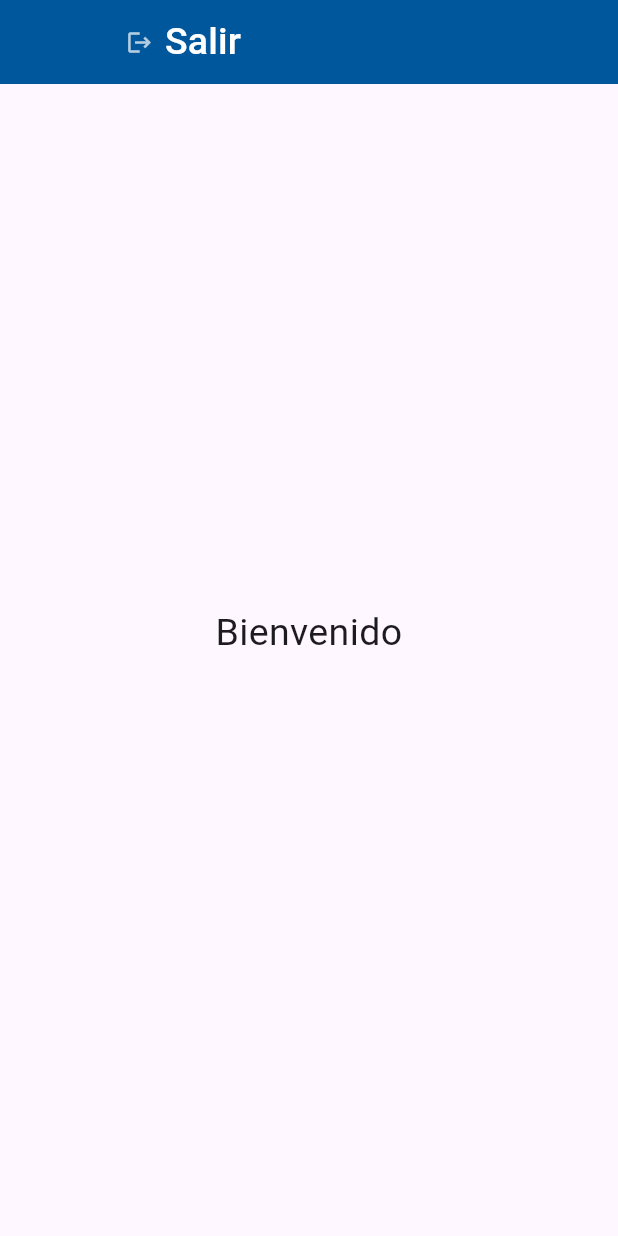
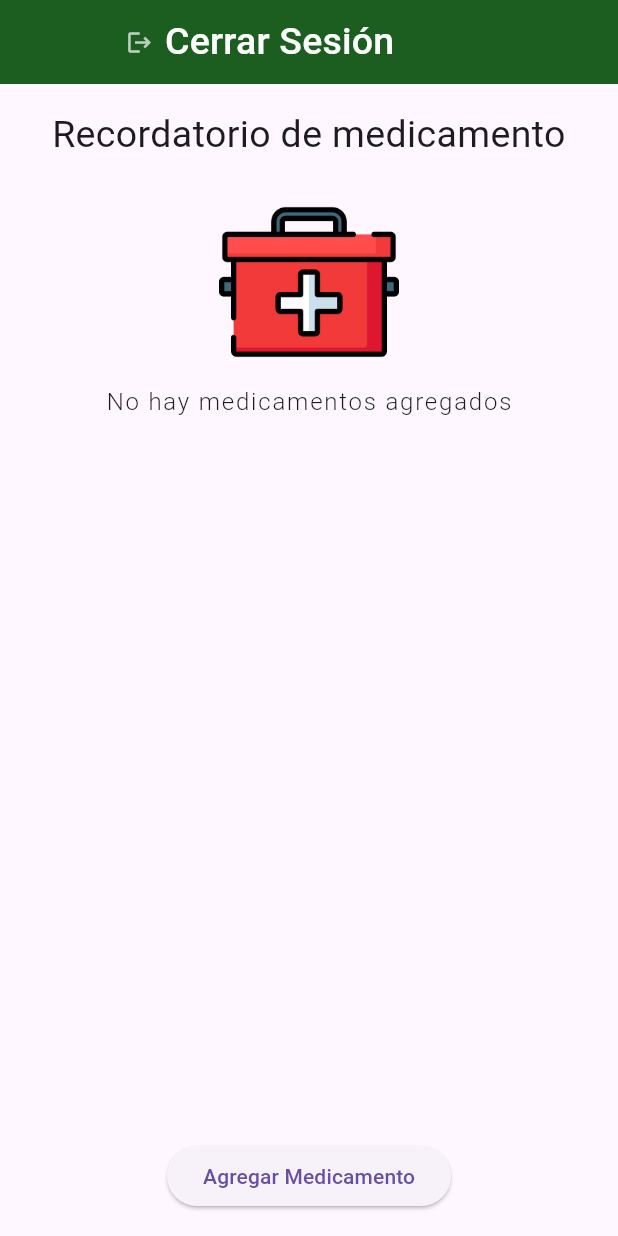
Before and after one commit to DilanQuimbia/App_movil-medicine_reminder, a Flutter app: the screen it shows once a user with an empty profile is signed in, on a phone screen of 412 x 824 dp. Run offline on Flutter 3.47's test engine with Material 3 defaults, Android fonts, the phone set to English and light mode, and no system bars; our stand-ins replace cloud_firestore, device_info_plus, firebase_auth, firebase_core, flutter_local_notifications, permission_handler and 1 more; accounts and stored records are empty; network calls fail.

Commit message:
Notificaciones activadas; Listar y agregar medicamentos

```diff
--- a/lib/main.dart
+++ b/lib/main.dart
@@ -1,3 +1,6 @@
+import 'dart:io';
+
+import 'package:device_info_plus/device_info_plus.dart';
 import 'package:firebase_auth/firebase_auth.dart';
 import 'package:flutter/material.dart';
 import 'package:firebase_core/firebase_core.dart';
@@ -5,11 +8,32 @@ import 'package:medicine_reminder/screens/login_screen.dart';
 import 'package:medicine_reminder/screens/register_screen.dart';
 import 'package:medicine_reminder/screens/home_screen.dart';
 import 'package:medicine_reminder/services/auth_service.dart';
+import 'package:medicine_reminder/screens/add_medicine_screen.dart';
+import 'package:medicine_reminder/services/notifications_service.dart';
+import 'package:permission_handler/permission_handler.dart';
+import 'package:timezone/data/latest.dart' as tz;
 
 void main() async {
-  // Configuración Firebase
   WidgetsFlutterBinding.ensureInitialized();
+  // Inicialización de BDD de zonas horarias
+  tz.initializeTimeZones();
+
+  // Solicitar permiso para enviar notificaciones
+  if (Platform.isAndroid) {
+    final androidInfo = await DeviceInfoPlugin().androidInfo;
+    if (androidInfo.version.sdkInt >= 31) {
+      final isPermissionGranted = await Permission.notification.isGranted;
+      if (!isPermissionGranted) {
+        await Permission.notification.request();
+      }
+    }
+  }
+  // Inicializa las notificaciones
+  await NotificacionesService.inicializar();
+
+  // Inicializa Firebase
   await Firebase.initializeApp();
+
   runApp(MyApp());
 }
 
@@ -21,8 +45,9 @@ class MyApp extends StatelessWidget {
       //  initialRoute: '/login'
       routes: {
         '/login': (context) => const LoginScreen(),
-        '/register': (context) => RegisterScreen(),
+        '/register': (context) => const RegisterScreen(),
         '/home': (context) => HomeScreen(),
+        '/add_medicine': (context) => AddMedicineScreen(),
       },
       // Verifica si existe un usuario autenticado
       home: StreamBuilder<User?>(
--- /dev/null
+++ b/lib/models/medicine_model.dart
@@ -0,0 +1,41 @@
+import 'package:cloud_firestore/cloud_firestore.dart';
+
+class Medicamento {
+  String id;
+  String nombre;
+  DateTime fechaInicio;
+  DateTime hora;
+  int frecuenciaHoras;
+  DateTime fechaFin;
+
+  Medicamento({
+    required this.id,
+    required this.nombre,
+    required this.fechaInicio,
+    required this.hora,
+    required this.fechaFin,
+    required this.frecuenciaHoras,
+  });
+
+  Map<String, dynamic> toMap() {
+    return {
+      'id': id,
+      'nombre': nombre,
+      'fechaInicio': fechaInicio,
+      'hora': hora.toIso8601String(),
+      'fechaFin': fechaFin,
+      'frecuenciaHoras': frecuenciaHoras,
+    };
+  }
+
+  factory Medicamento.fromMap(Map<String, dynamic> map) {
+    return Medicamento(
+      id: map['id'],
+      nombre: map['nombre'],
+      fechaInicio: (map['fechaInicio'] as Timestamp).toDate(), // Se convierte de String a DateTime usando DateTime.parse
+      hora: DateTime.parse(map['hora']),
+      fechaFin: (map['fechaFin'] as Timestamp).toDate(),
+      frecuenciaHoras: map['frecuenciaHoras'],
+    );
+  }
+}
--- a/lib/screens/home_screen.dart
+++ b/lib/screens/home_screen.dart
@@ -1,17 +1,19 @@
 import 'package:flutter/material.dart';
 import 'package:firebase_auth/firebase_auth.dart';
-import 'package:flutter/services.dart';
+import 'package:cloud_firestore/cloud_firestore.dart';
+import 'package:intl/intl.dart';
+import 'package:medicine_reminder/services/medicine_service.dart';
+import '../models/medicine_model.dart';
+
 
 class HomeScreen extends StatelessWidget {
   const HomeScreen({super.key});
 
   @override
   Widget build(BuildContext context) {
-    SystemChrome.setPreferredOrientations([DeviceOrientation.portraitUp]);
-
-    final User? usuario = FirebaseAuth.instance.currentUser;
-    String? email = usuario?.email ?? '';
-
+    // Se obtiene el usuario actual
+    // final User? usuario = FirebaseAuth.instance.currentUser;
+    // String? email = usuario?.email ?? '';
     return Scaffold(
       appBar: AppBar(
         leading: Container(),
@@ -19,21 +21,91 @@ class HomeScreen extends StatelessWidget {
           onPressed: () {
             _salir(context);
           },
-          label: const Text('Salir', style: TextStyle(fontSize: 25, color: Colors.white)),
+          label: const Text('Cerrar Sesión', style: TextStyle(fontSize: 25, color: Colors.white)),
           icon: const Icon(Icons.logout, color: Colors.white70),
         ),
-        backgroundColor: Colors.lightBlue[900],
+        backgroundColor: Colors.green[900],
       ),
-      body: Center(
-        child: Text(
-          'Bienvenido \n$email',
-          textAlign: TextAlign.center,
-          style: const TextStyle(fontSize: 25),
+      body: Padding(
+        padding: const EdgeInsets.all(16.0),
+        child: Column(
+          children: [
+            const Center(
+              child: Text(
+                'Recordatorio de medicamento',
+                textAlign: TextAlign.center,
+                style: TextStyle(fontSize: 25),
+              ),
+            ),
+            const SizedBox(height: 20),
+
+            // Mostrar los medicamentos guardados
+            Expanded(
+              child: StreamBuilder<QuerySnapshot>(
+                stream: MedicamentoService().obtenerMedicamentosEnTiempoReal(), // Usamos el Stream de Firebase
+                builder: (context, snapshot) {
+                  if (snapshot.connectionState == ConnectionState.waiting) {
+                    return const Center(child: CircularProgressIndicator());
+                  }
+                  if (snapshot.hasError) {
+                    return Center(child: Text('Error: ${snapshot.error}'));
+                  }
+                  if (!snapshot.hasData || snapshot.data!.docs.isEmpty) {
+                    return Column(
+                      children: <Widget>[
+                        Image.asset(
+                          'assets/images/emergency.png',
+                          height: 120,
+                          width: 120,
+                          fit: BoxFit.cover,
+                        ),
+                        const SizedBox(height: 8),
+                        const Text(
+                          'No hay medicamentos agregados',
+                          style: TextStyle(
+                            fontWeight: FontWeight.w300,
+                            fontSize: 16,
+                            letterSpacing: 1.2,
+                          ),
+                        ),
+                      ],
+                    );
+                  }
+
+                  // Obtener los medicamentos desde los datos del snapshot
+                  List<Medicamento> medicamentos = snapshot.data!.docs.map((doc) {
+                    return Medicamento.fromMap(doc.data() as Map<String, dynamic>);
+                  }).toList();
+
+                  return ListView.builder(
+                    itemCount: medicamentos.length,
+                    itemBuilder: (context, index) {
+                      final medicamento = medicamentos[index];
+                      return ListTile(
+                        title: Text(medicamento.nombre),
+                        subtitle: Text('Fecha Inicio: ${DateFormat('dd/MM/yyyy').format(medicamento.fechaInicio)}'),
+                        //trailing: Icon(Icons.access_time),
+                      );
+                    },
+                  );
+                },
+              ),
+            ),
+
+            // Botón para agregar un medicamento
+            ElevatedButton(
+              onPressed: () {
+                Navigator.pushNamed(context, '/add_medicine');
+              },
+              child: const Text('Agregar Medicamento'),
+            ),
+          ],
         ),
       ),
     );
   }
 
+  // Función para cerrar sesión
   void _salir(BuildContext context) async {
     await FirebaseAuth.instance.signOut();
     Navigator.pushReplacementNamed(context, '/login');
--- /dev/null
+++ b/lib/services/medicine_service.dart
@@ -0,0 +1,25 @@
+import 'package:cloud_firestore/cloud_firestore.dart';
+import 'package:medicine_reminder/models/medicine_model.dart';
+import 'package:firebase_auth/firebase_auth.dart';
+
+class MedicamentoService {
+  final User? user = FirebaseAuth.instance.currentUser;
+
+  // Referencia a la colección de medicamentos del usuario autenticado
+  CollectionReference get _medicamentosCollection =>
+      FirebaseFirestore.instance.collection('users').doc(user?.uid).collection('medicamentos');
+
+  // Para agregar más medicamentos
+  Future<void> agregarMedicamento(Medicamento medicamento) async {
+    try {
+      await _medicamentosCollection.doc(medicamento.id).set(medicamento.toMap());
+    } catch (e) {
+      print("Error al agregar medicamento: $e");
+    }
+  }
+
+  // Se obtienen los medicamentos del usuario en tiempo real usando un Stream
+  Stream<QuerySnapshot> obtenerMedicamentosEnTiempoReal() {
+    return _medicamentosCollection.snapshots();
+  }
+}
--- a/pubspec.yaml
+++ b/pubspec.yaml
@@ -47,6 +47,11 @@ dependencies:
   email_auth: ^2.0.0
   image_picker: ^1.1.2
   google_sign_in: ^6.2.2
+  device_info_plus: ^8.0.0
+  permission_handler: ^10.2.0
+  flutter_local_notifications: ^14.0.0
+  timezone: ^0.9.4
+  uuid: ^4.5.1
 
 dev_dependencies:
   flutter_test:
@@ -90,6 +95,7 @@ flutter:
   assets:
   - assets/icon/
   - assets/auth.png
+  - assets/images/emergency.png
   #   - images/a_dot_ham.jpeg
 
   # An image asset can refer to one or more resolution-specific "variants", see
```
Also changed, not shown: lib/screens/add_medicine_screen.dart (added, +320 -0 lines), lib/services/notifications_service.dart (added, +76 -0 lines), assets/images/emergency.png (added), pubspec.lock, 3 other files.
